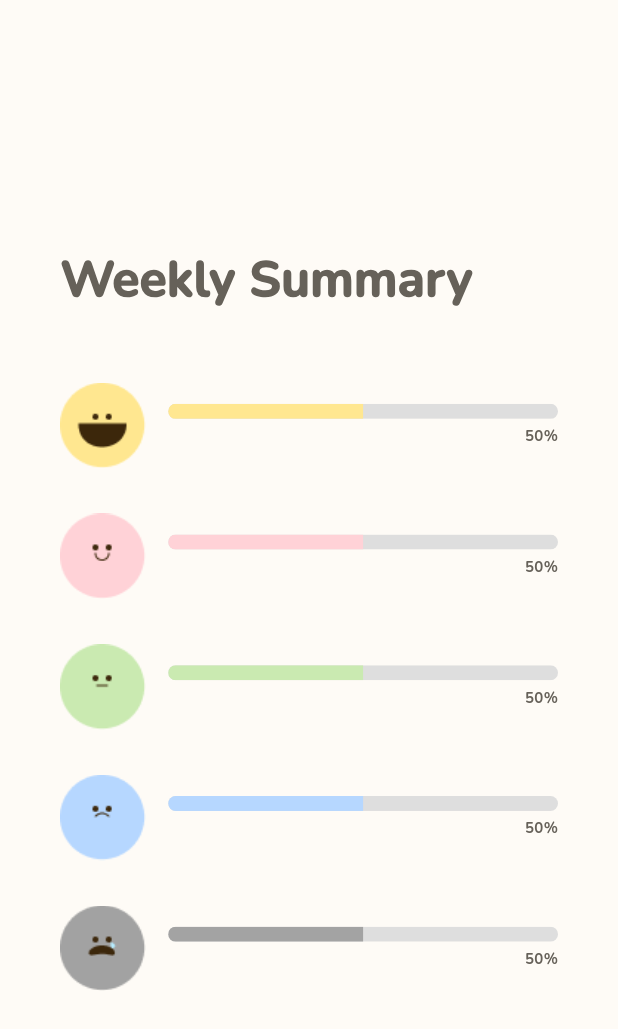
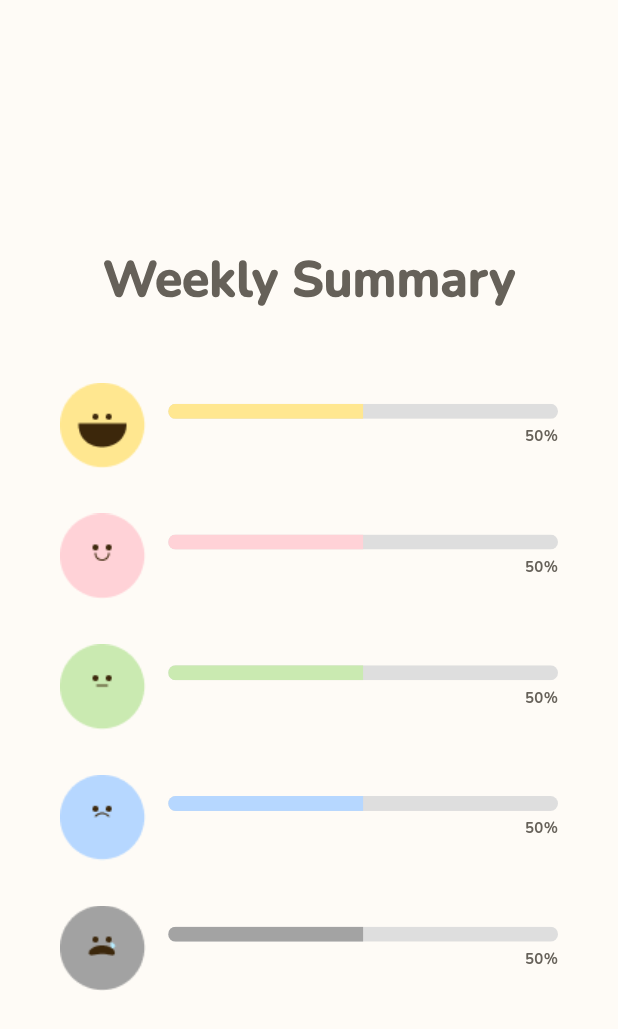
Before and after one commit to kayjirat/JodJai, a Flutter app: the WeeklySumPage screen opened directly, on a phone screen of 412 x 824 dp. Shown: the top 1029 px of the screen. Run offline on Flutter 3.47's test engine with Material 3 defaults, Android fonts, the phone set to English and light mode, and no system bars; our stand-ins replace get.

Commit message:
[EDIT] weekly sum page
-ใหเน้องหัวข้อตรงกลาง

```diff
--- a/jodjai/lib/pages/weeklysum_page.dart
+++ b/jodjai/lib/pages/weeklysum_page.dart
@@ -25,13 +25,15 @@ class _WeeklySumPageState extends State<WeeklySumPage> {
             child: Column(
               crossAxisAlignment: CrossAxisAlignment.start,
               children: [
-                const Text(
+                const Center(
+                  child: Text(
                     'Weekly Summary',
                     style: TextStyle(
                       fontFamily: 'Nunito',
                       fontSize: 33.0,
                       fontWeight: FontWeight.w900,
                       color: Color(0xFF666159),
+                    ),
                   ),
                 ),
                 const SizedBox(height: 45.0),
```
Lines whose indentation alone changed are shown as unchanged.
